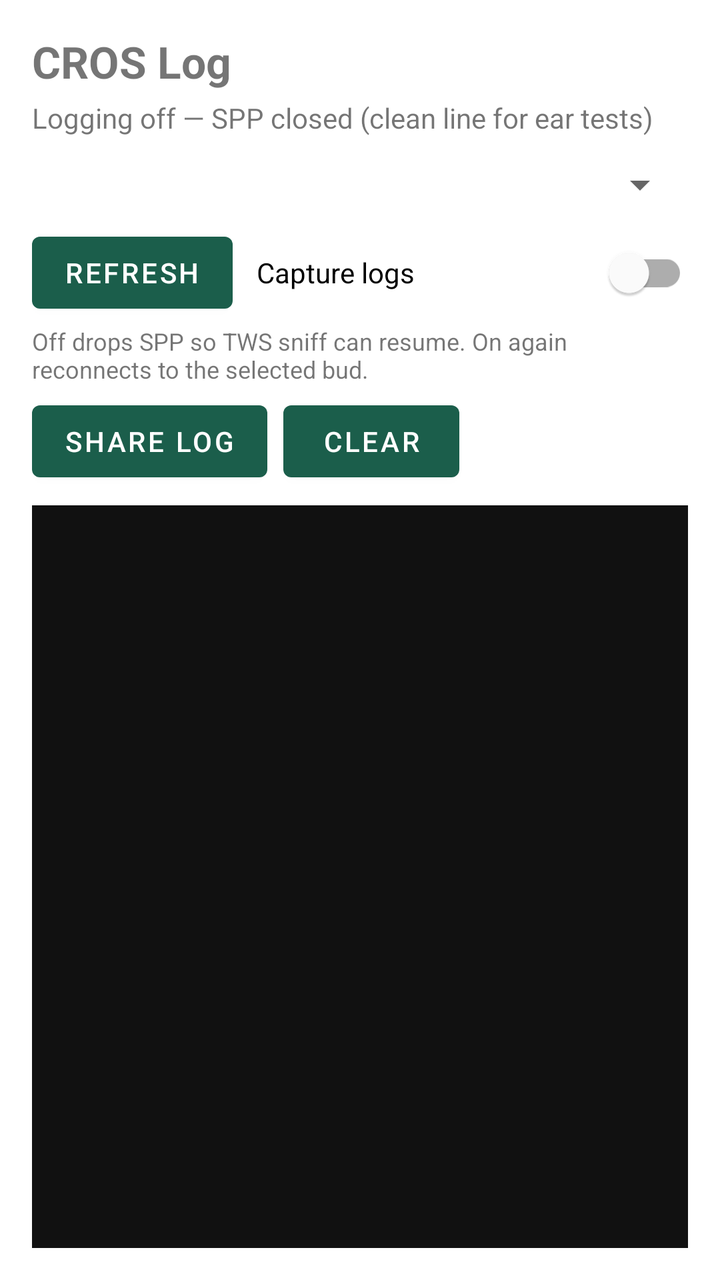
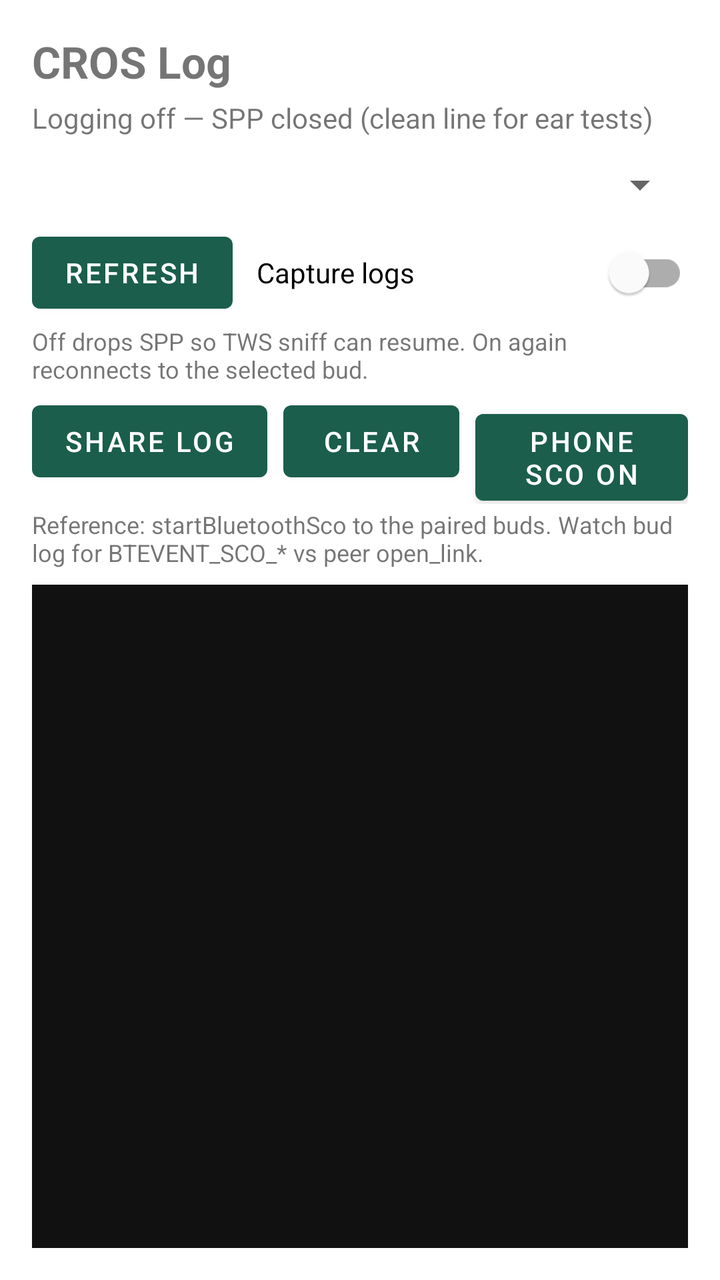

Two renders of the same Android screen: before a commit and after it. Below are the layout's source before the change and the commit's diff.
<!-- AndroidManifest.xml: application theme Theme.CrosLog -->
<!-- res/layout/activity_main.xml -->
<?xml version="1.0" encoding="utf-8"?>
<androidx.constraintlayout.widget.ConstraintLayout xmlns:android="http://schemas.android.com/apk/res/android"
    xmlns:app="http://schemas.android.com/apk/res-auto"
    android:layout_width="match_parent"
    android:layout_height="match_parent"
    android:padding="16dp">

    <TextView
        android:id="@+id/titleText"
        android:layout_width="0dp"
        android:layout_height="wrap_content"
        android:text="@string/app_name"
        android:textSize="22sp"
        android:textStyle="bold"
        app:layout_constraintEnd_toEndOf="parent"
        app:layout_constraintStart_toStartOf="parent"
        app:layout_constraintTop_toTopOf="parent" />

    <TextView
        android:id="@+id/statusText"
        android:layout_width="0dp"
        android:layout_height="wrap_content"
        android:layout_marginTop="4dp"
        android:text="@string/status_idle"
        app:layout_constraintEnd_toEndOf="parent"
        app:layout_constraintStart_toStartOf="parent"
        app:layout_constraintTop_toBottomOf="@id/titleText" />

    <Spinner
        android:id="@+id/deviceSpinner"
        android:layout_width="0dp"
        android:layout_height="wrap_content"
        android:layout_marginTop="12dp"
        app:layout_constraintEnd_toEndOf="parent"
        app:layout_constraintStart_toStartOf="parent"
        app:layout_constraintTop_toBottomOf="@id/statusText" />

    <LinearLayout
        android:id="@+id/controlRow"
        android:layout_width="0dp"
        android:layout_height="wrap_content"
        android:layout_marginTop="8dp"
        android:gravity="center_vertical"
        android:orientation="horizontal"
        app:layout_constraintEnd_toEndOf="parent"
        app:layout_constraintStart_toStartOf="parent"
        app:layout_constraintTop_toBottomOf="@id/deviceSpinner">

        <Button
            android:id="@+id/refreshButton"
            android:layout_width="wrap_content"
            android:layout_height="wrap_content"
            android:text="@string/refresh" />

        <com.google.android.material.switchmaterial.SwitchMaterial
            android:id="@+id/loggingSwitch"
            android:layout_width="0dp"
            android:layout_height="wrap_content"
            android:layout_marginStart="12dp"
            android:layout_weight="1"
            android:checked="false"
            android:text="@string/logging_toggle" />
    </LinearLayout>

    <TextView
        android:id="@+id/loggingHint"
        android:layout_width="0dp"
        android:layout_height="wrap_content"
        android:layout_marginTop="2dp"
        android:text="@string/logging_hint"
        android:textSize="12sp"
        app:layout_constraintEnd_toEndOf="parent"
        app:layout_constraintStart_toStartOf="parent"
        app:layout_constraintTop_toBottomOf="@id/controlRow" />

    <LinearLayout
        android:id="@+id/actionRow"
        android:layout_width="0dp"
        android:layout_height="wrap_content"
        android:layout_marginTop="4dp"
        android:orientation="horizontal"
        app:layout_constraintEnd_toEndOf="parent"
        app:layout_constraintStart_toStartOf="parent"
        app:layout_constraintTop_toBottomOf="@id/loggingHint">

        <Button
            android:id="@+id/shareButton"
            android:layout_width="wrap_content"
            android:layout_height="wrap_content"
            android:text="@string/share" />

        <Button
            android:id="@+id/clearButton"
            android:layout_width="wrap_content"
            android:layout_height="wrap_content"
            android:layout_marginStart="8dp"
            android:text="@string/clear" />
    </LinearLayout>

    <ScrollView
        android:id="@+id/logScroll"
        android:layout_width="0dp"
        android:layout_height="0dp"
        android:layout_marginTop="8dp"
        android:background="#111111"
        android:fillViewport="true"
        android:padding="8dp"
        app:layout_constraintBottom_toBottomOf="parent"
        app:layout_constraintEnd_toEndOf="parent"
        app:layout_constraintStart_toStartOf="parent"
        app:layout_constraintTop_toBottomOf="@id/actionRow">

        <TextView
            android:id="@+id/logView"
            android:layout_width="match_parent"
            android:layout_height="wrap_content"
            android:fontFamily="monospace"
            android:textColor="#B8F0C8"
            android:textIsSelectable="true"
            android:textSize="12sp" />
    </ScrollView>
</androidx.constraintlayout.widget.ConstraintLayout>
<!-- resources referenced by this layout -->
<resources>
  <string name="app_name">CROS Log</string>
  <string name="clear">Clear</string>
  <string name="logging_hint">Off drops SPP so TWS sniff can resume. On again reconnects to the selected bud.</string>
  <string name="logging_toggle">Capture logs</string>
  <string name="refresh">Refresh</string>
  <string name="share">Share log</string>
  <string name="status_idle">Logging off — SPP closed (clean line for ear tests)</string>
  <style name="Theme.CrosLog" parent="Theme.MaterialComponents.DayNight.DarkActionBar">
          <item name="colorPrimary">#1B5E4B</item>
          <item name="colorPrimaryVariant">#0F3D31</item>
          <item name="colorOnPrimary">#FFFFFF</item>
          <item name="colorSecondary">#C4A35A</item>
          <item name="android:statusBarColor">#0F3D31</item>
      </style>
</resources>

<!-- the commit's change to res/layout/activity_main.xml (unified diff, before → after) -->
@@ -95,7 +95,25 @@
             android:layout_height="wrap_content"
             android:layout_marginStart="8dp"
             android:text="@string/clear" />
+
+        <Button
+            android:id="@+id/scoButton"
+            android:layout_width="wrap_content"
+            android:layout_height="wrap_content"
+            android:layout_marginStart="8dp"
+            android:text="@string/sco_start" />
     </LinearLayout>
+
+    <TextView
+        android:id="@+id/scoHint"
+        android:layout_width="0dp"
+        android:layout_height="wrap_content"
+        android:layout_marginTop="2dp"
+        android:text="@string/sco_hint"
+        android:textSize="12sp"
+        app:layout_constraintEnd_toEndOf="parent"
+        app:layout_constraintStart_toStartOf="parent"
+        app:layout_constraintTop_toBottomOf="@id/actionRow" />
 
     <ScrollView
         android:id="@+id/logScroll"
@@ -108,7 +126,7 @@
         app:layout_constraintBottom_toBottomOf="parent"
         app:layout_constraintEnd_toEndOf="parent"
         app:layout_constraintStart_toStartOf="parent"
-        app:layout_constraintTop_toBottomOf="@id/actionRow">
+        app:layout_constraintTop_toBottomOf="@id/scoHint">
 
         <TextView
             android:id="@+id/logView"
<!-- resource entries referenced after the edit -->
@@ -5,6 +5,8 @@
   <string name="logging_hint">Off drops SPP so TWS sniff can resume. On again reconnects to the selected bud.</string>
   <string name="logging_toggle">Capture logs</string>
   <string name="refresh">Refresh</string>
+  <string name="sco_hint">Reference: startBluetoothSco to the paired buds. Watch bud log for BTEVENT_SCO_* vs peer open_link.</string>
+  <string name="sco_start">Phone SCO on</string>
   <string name="share">Share log</string>
   <string name="status_idle">Logging off — SPP closed (clean line for ear tests)</string>
   <style name="Theme.CrosLog" parent="Theme.MaterialComponents.DayNight.DarkActionBar">
